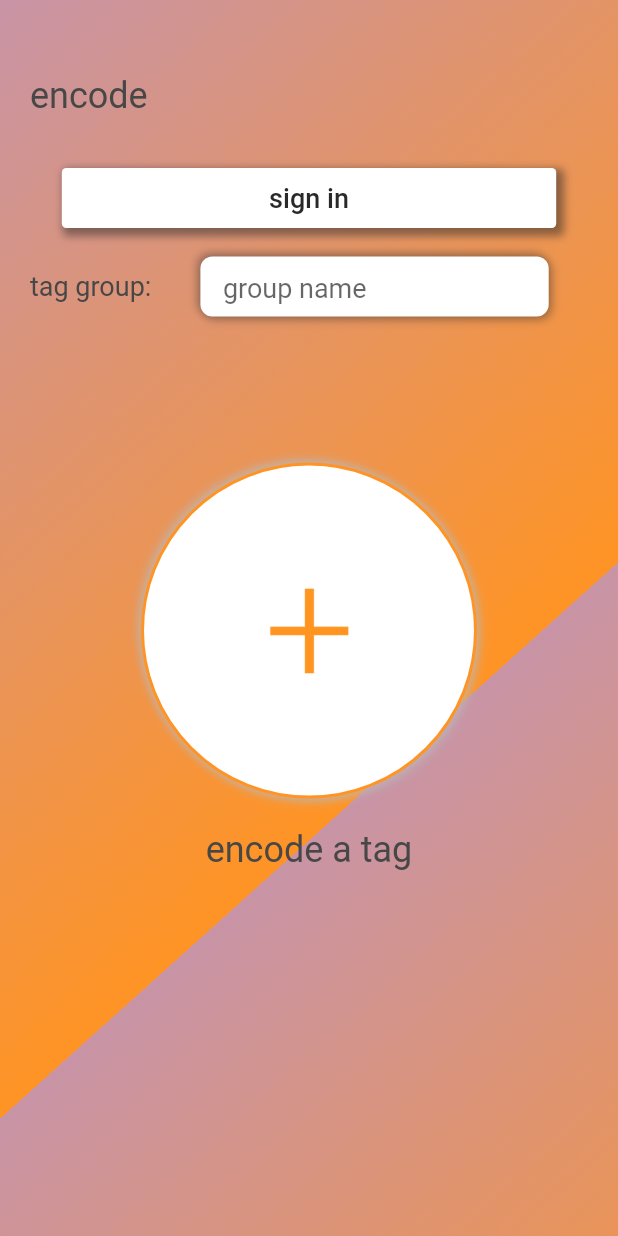
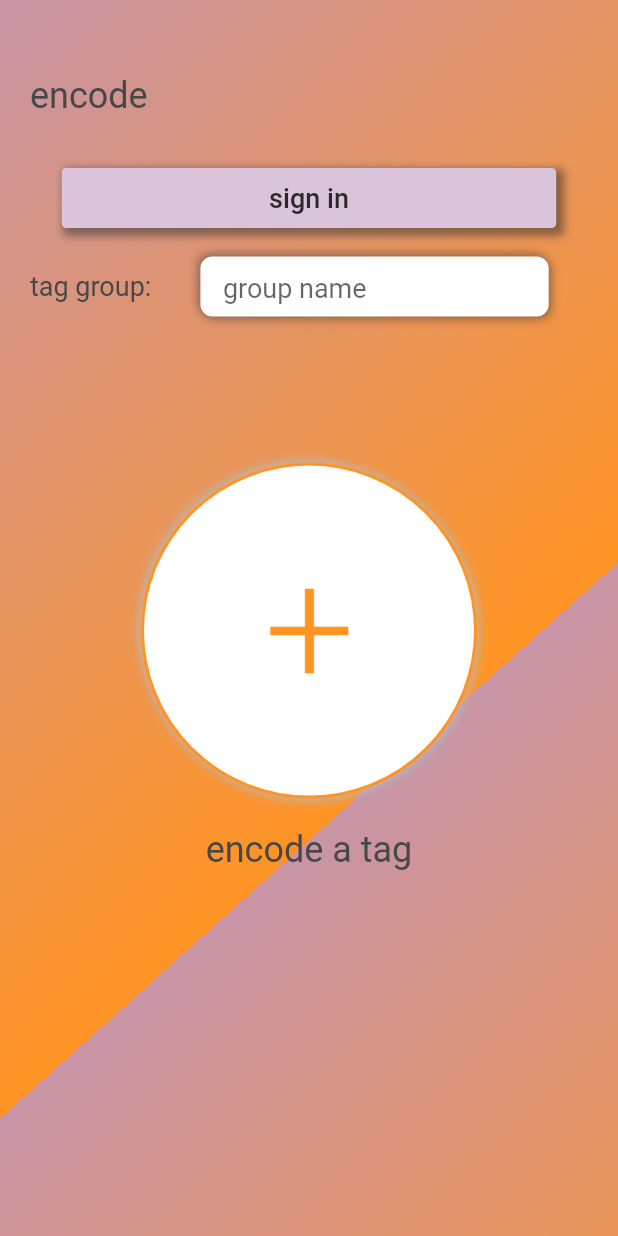
Before and after one commit to Fonz-Music/fonz_encoder, a Flutter app: the screen it shows after launch, on a phone screen of 412 x 824 dp. Run offline on Flutter 3.47's test engine with Material 2 defaults, Android fonts, the phone set to English and light mode, and no system bars; drawn by our look-alikes of flutter_neumorphic; our stand-ins replace dio, firebase_auth, firebase_core, flutter_secure_storage, package_info and 1 more; missing offline and left inert: dart:ffi, nfc_in_flutter; accounts and stored records are empty; Roboto replaces fonts that are missing (MuseoSans-300).

```diff
--- a/lib/HomePage/HomePageWidgets/SignInHomePage.dart
+++ b/lib/HomePage/HomePageWidgets/SignInHomePage.dart
@@ -24,10 +24,7 @@ class _SignInHomePageState extends State<SignInHomePage> {
 
     if (!userSignedIn) {
       return Container(
-
         padding: EdgeInsets.fromLTRB(0, 0, 0, 10),
-
-
         child: MaterialButton(
           child: Container(
             width: width * 0.8,
@@ -41,7 +38,7 @@ class _SignInHomePageState extends State<SignInHomePage> {
                   offset: Offset(3, 3), // changes position of shadow
                 ),
               ],
-              color: Colors.white,
+              color: DARKLILAC,
               borderRadius: BorderRadius.circular(CORNERRADIUSBUTTON),
             ),
             child: Center(
@@ -87,9 +84,24 @@ class _SignInHomePageState extends State<SignInHomePage> {
     }
     else {
       return Container(
+        padding: EdgeInsets.fromLTRB(0, 0, 0, 10),
+        child: MaterialButton(
+          child: Container(
             width: width * 0.8,
-        padding: EdgeInsets.fromLTRB(0, 0, 0, 10),
-        child: NeumorphicButton(
+            height: 40,
+            decoration: BoxDecoration(
+              boxShadow: [
+                BoxShadow(
+                  color: SHADOWGREY,
+                  spreadRadius: 2,
+                  blurRadius: 4,
+                  offset: Offset(3, 3), // changes position of shadow
+                ),
+              ],
+              color: DARKLILAC,
+              borderRadius: BorderRadius.circular(CORNERRADIUSBUTTON),
+            ),
+            child: Center(
               child: Text(
                 "sign out",
                 style: TextStyle(
@@ -99,8 +111,7 @@ class _SignInHomePageState extends State<SignInHomePage> {
                 ),
                 textAlign: TextAlign.center,
               ),
-          style: NeumorphicStyle(
-              color: DARKLILAC
+            ),
           ),
           onPressed: () async {
             await showDialog(
```
Also changed, not shown: lib/ApiFunctions/AdminWebApi.dart (added, +68 -0 lines), lib/main.dart (+6 -2 lines). Lines whose indentation alone changed are shown as unchanged.
